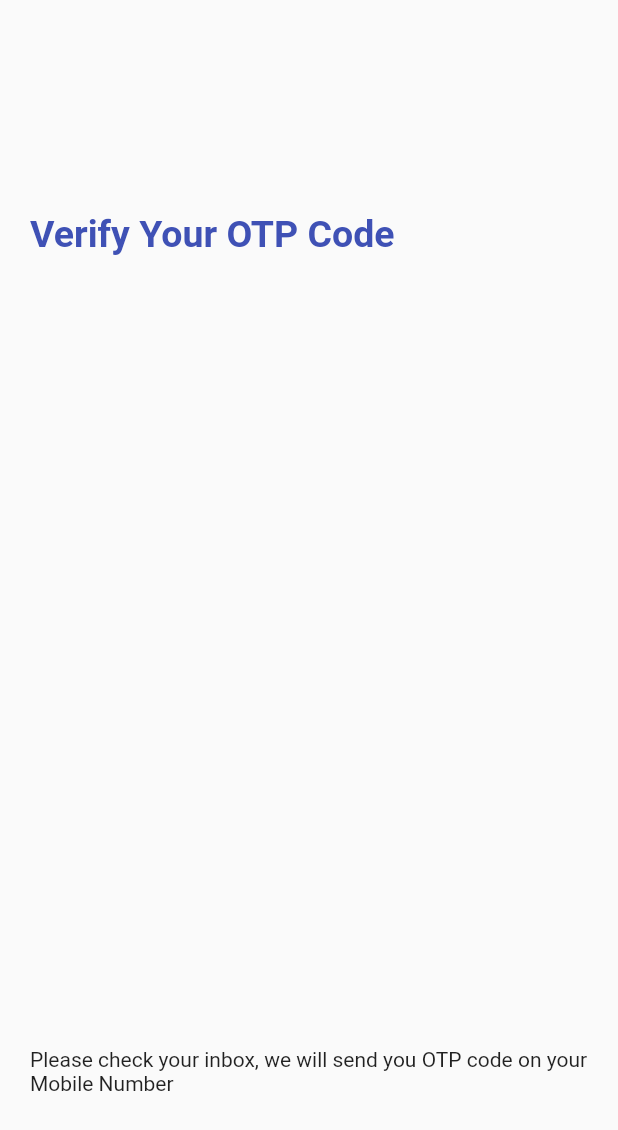
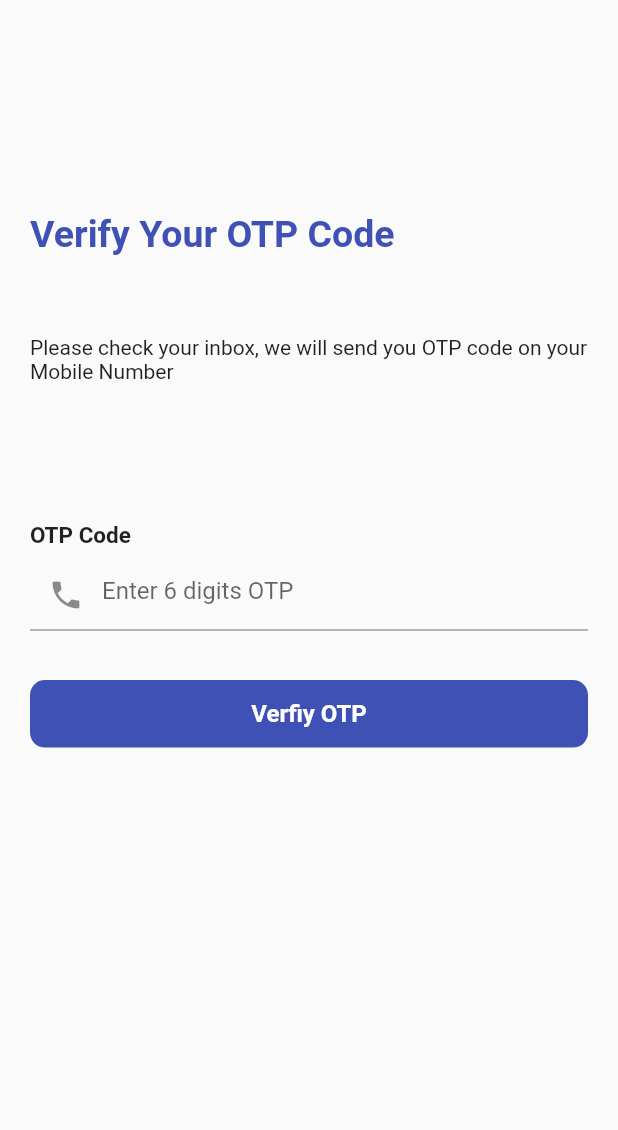
Before and after one commit to Engrkamlesh/video_app, a Flutter app: the Verify_OTP_Screen screen opened directly with empty values, on a phone screen of 412 x 824 dp. Shown: the top 1130 px of the screen. Run offline on Flutter 3.47's test engine with Material 2 defaults, Android fonts, the phone set to English and light mode, and no system bars; our stand-ins replace chewie, cloud_firestore, firebase_auth, firebase_core, firebase_database, firebase_storage and 4 more; accounts and stored records are empty.

Commit message:
same Changes

```diff
--- a/lib/verify_otp.dart
+++ b/lib/verify_otp.dart
@@ -45,7 +45,7 @@ final verifyController = TextEditingController();
                           fontWeight: FontWeight.bold),
                       ),
 
-                  SizedBox(height: _height * 0.8),
+                  SizedBox(height: _height * 0.08),
                   const Text('Please check your inbox, we will send you OTP code on your Mobile Number'),
                   SizedBox(height: _height * 0.14),
                   const Text('OTP Code', style:TextStyle(
--- a/lib/view_video.dart
+++ b/lib/view_video.dart
@@ -43,7 +43,7 @@ class _View_Video_listState extends State<View_Video_list> {
                           Container(
                             width: double.infinity,
                             // height: 250,
-                            color: Colors.deepOrange,
+                            // color: Colors.deepOrange,
                             child: chewie_video_Play(url: snapshot.child('link').value.toString(),),
                           ),
                           snapshot
```
